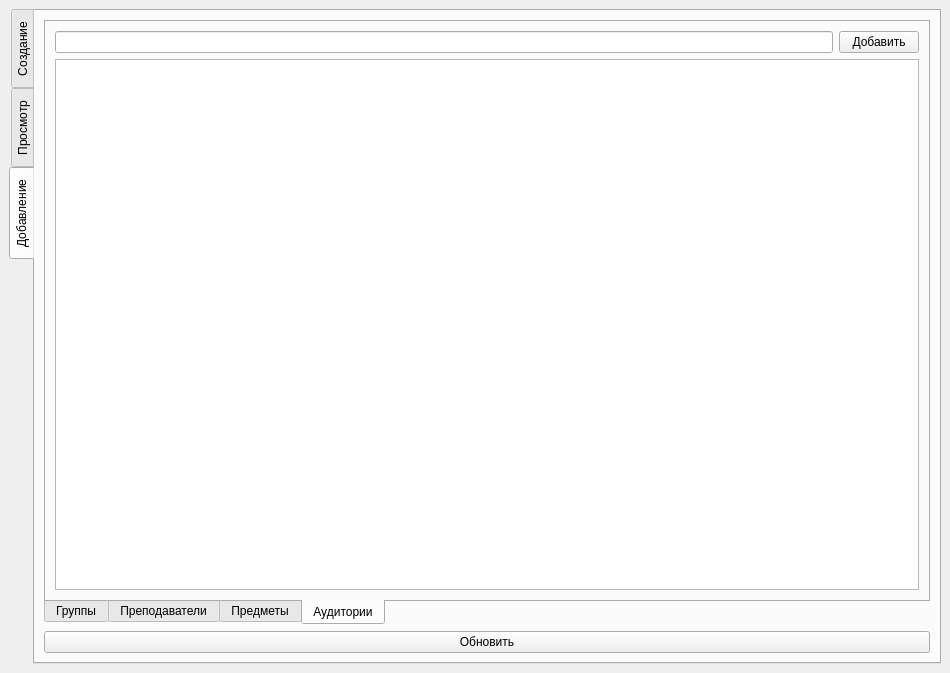
First picture: the form in resourses/mainWin.ui, repository Alena00-1/timetable, before the edit.
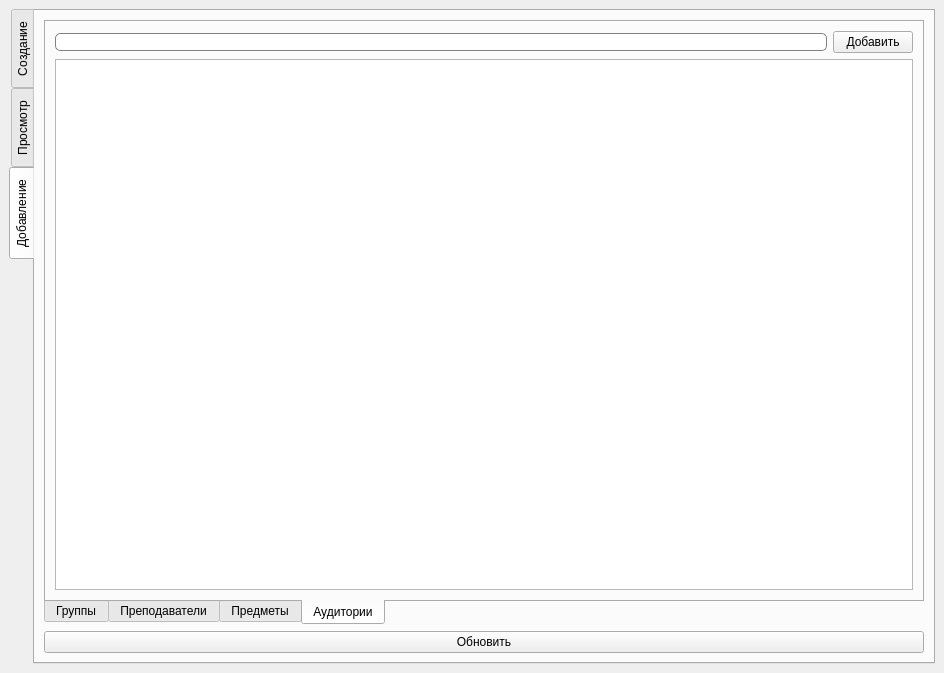
Second picture: the form after the edit. The open tabs and pages were chosen to show the change.

```diff
--- a/resourses/mainWin.ui
+++ b/resourses/mainWin.ui
@@ -6,7 +6,7 @@
    <rect>
     <x>0</x>
     <y>0</y>
-    <width>950</width>
+    <width>944</width>
     <height>673</height>
    </rect>
   </property>
@@ -295,6 +295,10 @@
              <layout class="QHBoxLayout" name="horizontalLayout_4">
               <item>
                <widget class="QLineEdit" name="edit_classroom">
+                <property name="styleSheet">
+                 <string notr="true">border: 1px solid gray;
+border-radius: 5px;</string>
+                </property>
                 <property name="maxLength">
                  <number>999</number>
                 </property>
```
Left out of the diff: 25 changed lines with no effect on the pictures.
